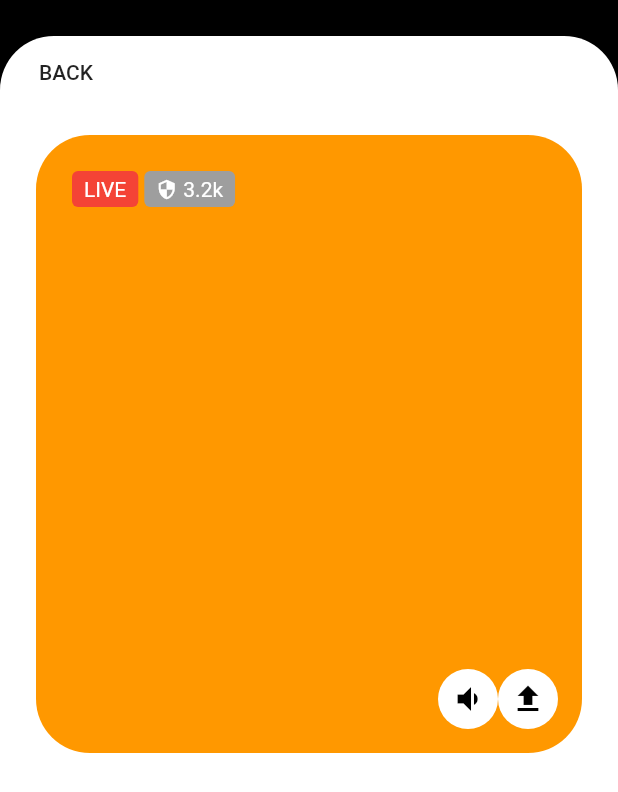
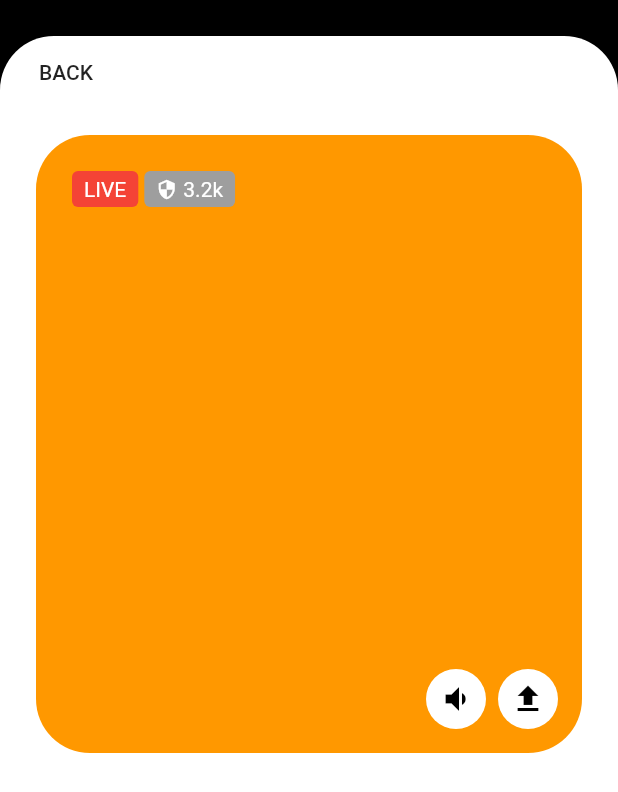
Before and after one commit to JAICHANGPARK/flutter_notebook_8th_story, a Flutter app: the MedicalDetailPage screen opened directly, on a phone screen of 412 x 824 dp. Shown: the top 792 px of the screen. Run offline on Flutter 3.47's test engine with Material 2 defaults, Android fonts, the phone set to English and light mode, and no system bars; our stand-ins replace google_fonts.

Commit message:
Update medical_detail_page.dart

```diff
--- a/lib/ep557_medical_app/medical_detail_page.dart
+++ b/lib/ep557_medical_app/medical_detail_page.dart
@@ -93,6 +93,9 @@ class MedicalDetailPage extends StatelessWidget {
                                     color: Colors.black,
                                   ),
                                 ),
+                                SizedBox(
+                                  width: 8,
+                                ),
                                 CircleAvatar(
                                   backgroundColor: Colors.white,
                                   child: Icon(
@@ -100,7 +103,6 @@ class MedicalDetailPage extends StatelessWidget {
                                     color: Colors.black,
                                   ),
                                 ),
-
                               ],
                             ),
                           )
```
